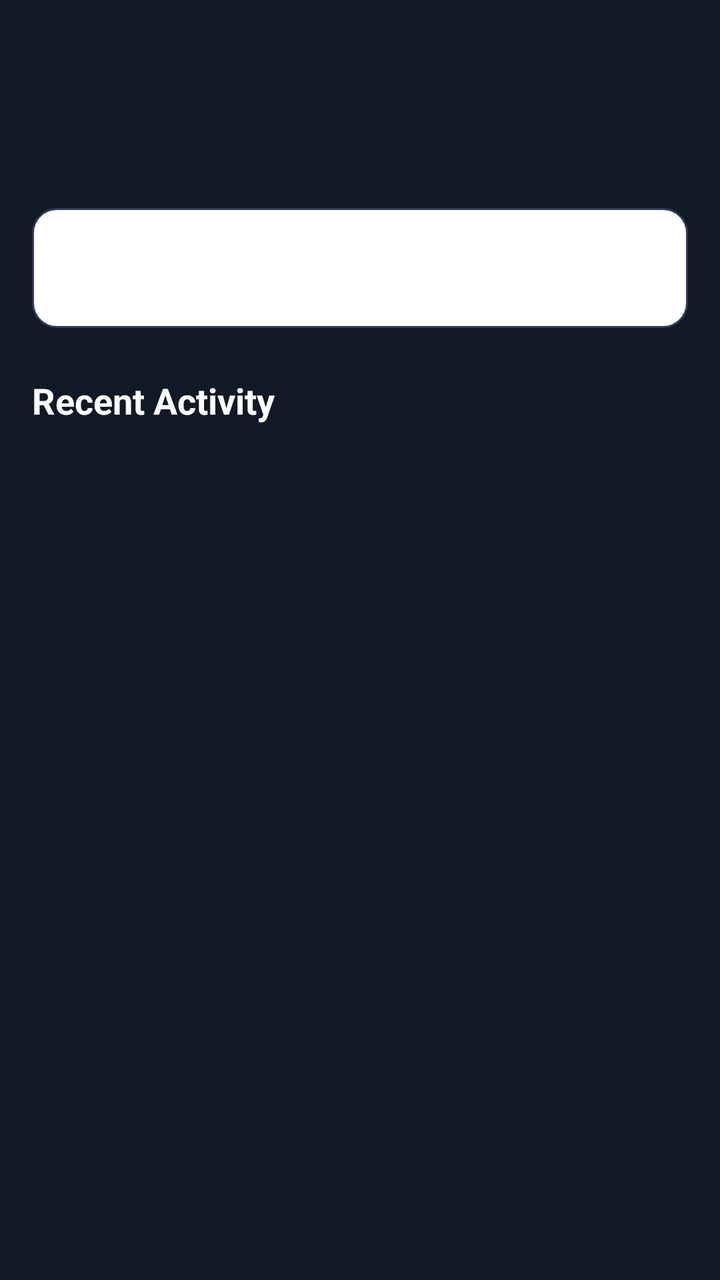
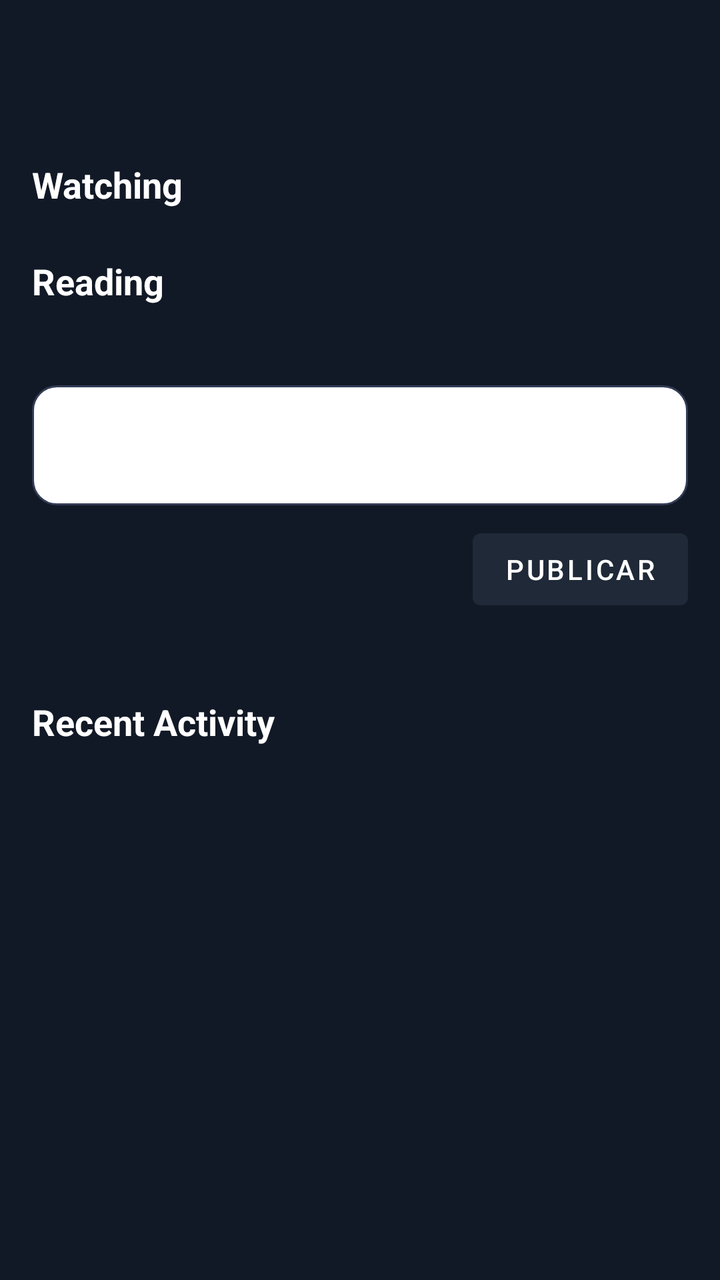

Before-and-after screenshots of an Android layout around one commit, followed by the original layout XML and the change that was made.
<!-- AndroidManifest.xml: application theme Theme.YomiTrack -->
<!-- res/layout/fragment_home.xml -->
<?xml version="1.0" encoding="utf-8"?>
<FrameLayout xmlns:android="http://schemas.android.com/apk/res/android"
    xmlns:app="http://schemas.android.com/apk/res-auto"
    xmlns:tools="http://schemas.android.com/tools"
    android:layout_width="match_parent"
    android:layout_height="match_parent"
    android:background="@color/background"
    tools:context=".ui.fragments.home.FragmentHome">

    <androidx.core.widget.NestedScrollView
        android:layout_width="match_parent"
        android:layout_height="match_parent"
        android:clipToPadding="false"
        android:fillViewport="true">

        <LinearLayout
            android:layout_width="match_parent"
            android:layout_height="wrap_content"
            android:clipToPadding="false"
            android:orientation="vertical"
            android:paddingTop="80dp"
            android:paddingBottom="100dp">

            <androidx.recyclerview.widget.RecyclerView
                android:id="@+id/mainRecyclerView"
                android:layout_width="match_parent"
                android:layout_height="wrap_content"
                android:clipToPadding="false"
                android:contentDescription="@string/home_section_list"
                android:nestedScrollingEnabled="false"
                android:overScrollMode="never"
                android:paddingHorizontal="16dp"
                android:paddingTop="8dp" />

            <EditText
                android:id="@+id/editStatus"
                android:layout_width="match_parent"
                android:layout_height="wrap_content"
                android:layout_marginHorizontal="16dp"
                android:layout_marginTop="16dp"
                android:background="@drawable/edit_text_background"
                android:hint="Write a status..."
                android:minHeight="60dp"
                android:padding="16dp"
                android:textColor="@color/textPrimary"
                android:textColorHint="@color/textPrimary"
                android:textSize="16sp" />

            <TextView
                android:layout_width="wrap_content"
                android:layout_height="wrap_content"
                android:layout_marginStart="16dp"
                android:layout_marginTop="24dp"
                android:text="Recent Activity"
                android:textColor="@color/textPrimary"
                android:textSize="18sp"
                android:textStyle="bold" />

            <androidx.recyclerview.widget.RecyclerView
                android:id="@+id/activityRecyclerView"
                android:layout_width="match_parent"
                android:layout_height="wrap_content"
                android:layout_marginTop="8dp"
                android:layout_marginBottom="32dp"
                android:nestedScrollingEnabled="false"
                android:paddingHorizontal="16dp" />

            <Button
                android:id="@+id/buttonShowMoreActivity"
                android:layout_width="wrap_content"
                android:layout_height="wrap_content"
                android:layout_gravity="end"
                android:layout_marginEnd="16dp"
                android:layout_marginBottom="32dp"
                android:text="Mostrar más"
                android:visibility="gone" />

            <Button
                android:id="@+id/buttonShowLessActivity"
                android:layout_width="wrap_content"
                android:layout_height="wrap_content"
                android:layout_gravity="end"
                android:layout_marginTop="4dp"
                android:layout_marginEnd="16dp"
                android:layout_marginBottom="32dp"
                android:text="Mostrar menos"
                android:visibility="gone" />
        </LinearLayout>
    </androidx.core.widget.NestedScrollView>
</FrameLayout>
<!-- resources referenced by this layout -->
<resources>
  <color name="background">#121926</color>
  <color name="textPrimary">#FFFFFF</color>
  <!-- drawable edit_text_background (drawable) -->
  <?xml version="1.0" encoding="utf-8"?>
  <shape xmlns:android="http://schemas.android.com/apk/res/android"
      android:shape="rectangle">
  
      <solid android:color="@color/textPrimary" /> 
  
      <corners android:radius="12dp" /> 
  
      <padding
          android:left="12dp"
          android:top="8dp"
          android:right="12dp"
          android:bottom="8dp" />
  
      <stroke
          android:width="1dp"
          android:color="#333C55" /> 
  </shape>
  <string name="home_section_list">List of home sections (Airing, Reading, etc.)</string>
  <style name="Theme.YomiTrack" parent="Base.Theme.YomiTrack" />
  <style name="Base.Theme.YomiTrack" parent="Theme.MaterialComponents.DayNight.NoActionBar">
          
          <item name="colorPrimary">@color/primary</item>
          <item name="colorPrimaryVariant">@color/primary</item>
          <item name="colorOnPrimary">@color/textPrimary</item>
          <item name="android:colorBackground">@color/background</item>
          <item name="colorOnBackground">@color/textPrimary</item>
  
          
          <item name="bottomNavigationStyle">@style/CustomBottomNav</item>
      </style>
  <color name="primary">#1F2937</color>
  <style name="CustomBottomNav" parent="Widget.MaterialComponents.BottomNavigationView">
          <item name="android:background">@color/primary</item>
          <item name="itemIconTint">@color/textPrimary</item>
          <item name="itemTextColor">@color/textPrimary</item>
      </style>
</resources>

<!-- the commit's change to res/layout/fragment_home.xml (unified diff, before → after) -->
@@ -1,90 +1,102 @@
 <?xml version="1.0" encoding="utf-8"?>
-<FrameLayout xmlns:android="http://schemas.android.com/apk/res/android"
+<ScrollView xmlns:android="http://schemas.android.com/apk/res/android"
     xmlns:app="http://schemas.android.com/apk/res-auto"
-    xmlns:tools="http://schemas.android.com/tools"
     android:layout_width="match_parent"
     android:layout_height="match_parent"
-    android:background="@color/background"
-    tools:context=".ui.fragments.home.FragmentHome">
+    android:fillViewport="true">
 
-    <androidx.core.widget.NestedScrollView
+    <LinearLayout
         android:layout_width="match_parent"
-        android:layout_height="match_parent"
-        android:clipToPadding="false"
-        android:fillViewport="true">
+        android:layout_height="wrap_content"
+        android:orientation="vertical"
+        android:paddingTop="80dp"
+        android:paddingBottom="100dp">
+
+        
+        <TextView
+            android:layout_width="match_parent"
+            android:layout_height="wrap_content"
+            android:layout_marginStart="16dp"
+            android:text="Watching"
+            android:textSize="18sp"
+            android:textStyle="bold"
+            android:textColor="@color/textPrimary" />
+
+        <androidx.recyclerview.widget.RecyclerView
+            android:id="@+id/recyclerAnime"
+            android:layout_width="match_parent"
+            android:layout_height="wrap_content"
+            android:paddingStart="16dp"
+            android:paddingTop="8dp"
+            android:paddingBottom="16dp"
+            android:clipToPadding="false"
+            android:nestedScrollingEnabled="false"
+            android:orientation="horizontal" />
+
+        
+        <TextView
+            android:layout_width="match_parent"
+            android:layout_height="wrap_content"
+            android:layout_marginStart="16dp"
+            android:text="Reading"
+            android:textSize="18sp"
+            android:textStyle="bold"
+            android:textColor="@color/textPrimary" />
+
+        <androidx.recyclerview.widget.RecyclerView
+            android:id="@+id/recyclerManga"
+            android:layout_width="match_parent"
+            android:layout_height="wrap_content"
+            android:paddingStart="16dp"
+            android:paddingTop="8dp"
+            android:paddingBottom="16dp"
+            android:clipToPadding="false"
+            android:nestedScrollingEnabled="false"
+            android:orientation="horizontal" />
+
+        
+        <EditText
+            android:id="@+id/inputStatus"
+            android:layout_width="match_parent"
+            android:layout_height="wrap_content"
+            android:layout_marginHorizontal="16dp"
+            android:layout_marginTop="16dp"
+            android:background="@drawable/edit_text_background"
+            android:hint="Write a status..."
+            android:minHeight="60dp"
+            android:padding="16dp"
+            android:textColor="@color/textPrimary"
+            android:textColorHint="@color/textPrimary"
+            android:textSize="16sp" />
+
+        
+        <Button
+            android:id="@+id/btnPost"
+            android:layout_width="wrap_content"
+            android:layout_height="wrap_content"
+            android:text="Publicar"
+            android:layout_gravity="end"
+            android:layout_marginTop="8dp"
+            android:layout_marginEnd="16dp"
+            android:layout_marginBottom="16dp" />
+
+        
+        <TextView
+            android:layout_width="wrap_content"
+            android:layout_height="wrap_content"
+            android:layout_marginStart="16dp"
+            android:layout_marginTop="24dp"
+            android:text="Recent Activity"
+            android:textColor="@color/textPrimary"
+            android:textSize="18sp"
+            android:textStyle="bold" />
 
         <LinearLayout
+            android:id="@+id/activityContainer"
             android:layout_width="match_parent"
             android:layout_height="wrap_content"
-            android:clipToPadding="false"
             android:orientation="vertical"
-            android:paddingTop="80dp"
-            android:paddingBottom="100dp">
+            android:paddingHorizontal="16dp" />
 
-            <androidx.recyclerview.widget.RecyclerView
-                android:id="@+id/mainRecyclerView"
-                android:layout_width="match_parent"
-                android:layout_height="wrap_content"
-                android:clipToPadding="false"
-                android:contentDescription="@string/home_section_list"
-                android:nestedScrollingEnabled="false"
-                android:overScrollMode="never"
-                android:paddingHorizontal="16dp"
-                android:paddingTop="8dp" />
-
-            <EditText
-                android:id="@+id/editStatus"
-                android:layout_width="match_parent"
-                android:layout_height="wrap_content"
-                android:layout_marginHorizontal="16dp"
-                android:layout_marginTop="16dp"
-                android:background="@drawable/edit_text_background"
-                android:hint="Write a status..."
-                android:minHeight="60dp"
-                android:padding="16dp"
-                android:textColor="@color/textPrimary"
-                android:textColorHint="@color/textPrimary"
-                android:textSize="16sp" />
-
-            <TextView
-                android:layout_width="wrap_content"
-                android:layout_height="wrap_content"
-                android:layout_marginStart="16dp"
-                android:layout_marginTop="24dp"
-                android:text="Recent Activity"
-                android:textColor="@color/textPrimary"
-                android:textSize="18sp"
-                android:textStyle="bold" />
-
-            <androidx.recyclerview.widget.RecyclerView
-                android:id="@+id/activityRecyclerView"
-                android:layout_width="match_parent"
-                android:layout_height="wrap_content"
-                android:layout_marginTop="8dp"
-                android:layout_marginBottom="32dp"
-                android:nestedScrollingEnabled="false"
-                android:paddingHorizontal="16dp" />
-
-            <Button
-                android:id="@+id/buttonShowMoreActivity"
-                android:layout_width="wrap_content"
-                android:layout_height="wrap_content"
-                android:layout_gravity="end"
-                android:layout_marginEnd="16dp"
-                android:layout_marginBottom="32dp"
-                android:text="Mostrar más"
-                android:visibility="gone" />
-
-            <Button
-                android:id="@+id/buttonShowLessActivity"
-                android:layout_width="wrap_content"
-                android:layout_height="wrap_content"
-                android:layout_gravity="end"
-                android:layout_marginTop="4dp"
-                android:layout_marginEnd="16dp"
-                android:layout_marginBottom="32dp"
-                android:text="Mostrar menos"
-                android:visibility="gone" />
-        </LinearLayout>
-    </androidx.core.widget.NestedScrollView>
-</FrameLayout>
+    </LinearLayout>
+</ScrollView>
<!-- resource entries referenced after the edit -->
@@ -21,7 +21,6 @@
           android:width="1dp"
           android:color="#333C55" /> 
   </shape>
-  <string name="home_section_list">List of home sections (Airing, Reading, etc.)</string>
   <style name="Theme.YomiTrack" parent="Base.Theme.YomiTrack" />
   <style name="Base.Theme.YomiTrack" parent="Theme.MaterialComponents.DayNight.NoActionBar">
           
